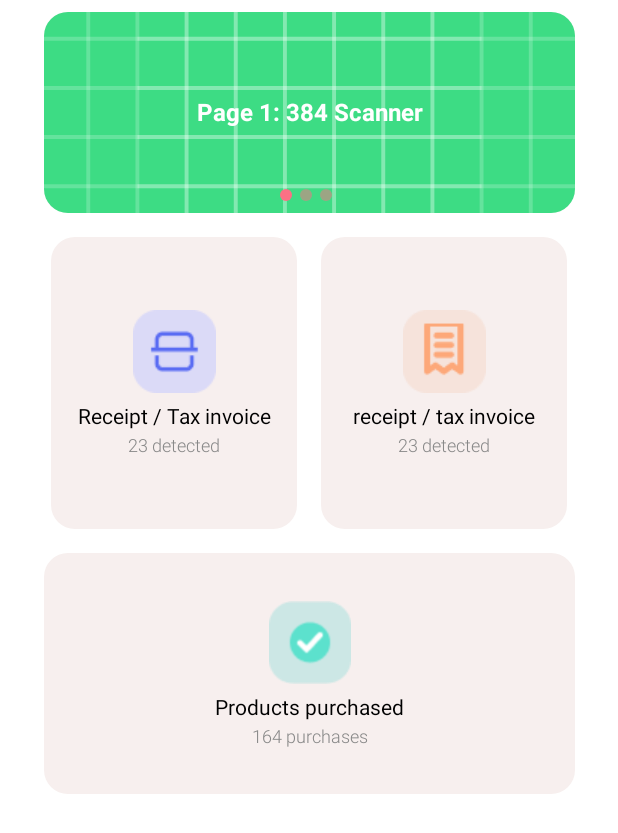
After one commit to D-Arshad-Dazai-Dimash/SmartCartProject, an Android app built with Jetpack Compose: the @Preview function ActionButtons, on a phone screen of 412 x 824 dp. The commit adds this screen. Shown: the top 833 px of the screen. Run offline under Robolectric (Android 15) with nearby library versions, the phone set to English and light mode, and no system bars; our stand-ins replace accompanist.

Commit message:
Home Page Without FireBase and bottom navigation bar

```diff
--- a/app/build.gradle.kts
+++ b/app/build.gradle.kts
@@ -68,5 +68,5 @@ dependencies {
     debugImplementation(libs.androidx.ui.test.manifest)
 
     implementation (libs.androidx.navigation.compose)
-
+    implementation (libs.accompanist.pager)
 }
--- a/app/src/main/java/com/example/myapplication/ui/Navigation.kt
+++ b/app/src/main/java/com/example/myapplication/ui/Navigation.kt
@@ -19,6 +19,6 @@ fun SetupNavGraph(navController: NavHostController) {
         }
         composable("signup") { SignUpScreen(navController) }
         composable("login") { LoginScreen(navController) }
-        composable("home") { HomeScreen(navController) }
+        composable("home") { HomeScreen() }
     }
 }
--- /dev/null
+++ b/app/src/main/java/com/example/myapplication/ui/components/HomeScreen/ActionButtons.kt
@@ -0,0 +1,66 @@
+package com.example.myapplication.ui.components.HomeScreen
+
+import androidx.compose.foundation.layout.Arrangement
+import androidx.compose.foundation.layout.Column
+import androidx.compose.foundation.layout.Row
+import androidx.compose.foundation.layout.fillMaxWidth
+import androidx.compose.foundation.layout.padding
+import androidx.compose.runtime.Composable
+import androidx.compose.ui.Alignment
+import androidx.compose.ui.Modifier
+import androidx.compose.ui.res.painterResource
+import androidx.compose.ui.tooling.preview.Preview
+import androidx.compose.ui.unit.dp
+import com.example.myapplication.R
+
+@Preview(showBackground = true)
+@Composable
+fun ActionButtons() {
+    Column(
+        modifier = Modifier.fillMaxWidth(),
+        horizontalAlignment = Alignment.CenterHorizontally,
+//        verticalArrangement = Arrangement.spacedBy(13.dp)
+
+    ) {
+        ActionCard(
+            label = "Scan a product",
+            count = "384 Scanner",
+            isSwappable = true,
+            pagerItems = listOf(
+                "Page 1: 384 Scanner",
+                "Page 2: Product Details",
+                "Page 3: Next Step"
+            ),
+            backgroundImages = listOf(
+                painterResource(id = R.drawable.ic_launcher_background), // Replace with actual image resources
+                painterResource(id = R.drawable.image_icon3), // Replace with actual image resources
+                painterResource(id = R.drawable.image_icon)  // Replace with actual image resources
+            ),
+            cardWidth = 370.dp,
+            cardHeight = 150.dp
+        )
+        Row {
+            ActionCard(
+                label = "Receipt / Tax invoice",
+                count = "23 detected",
+                icon = painterResource(id = R.drawable.image_icon),
+                cardWidth = 180.16.dp,
+                cardHeight = 210.82.dp
+            )
+            ActionCard(
+                label = "receipt / tax invoice",
+                count = "23 detected",
+                icon = painterResource(id = R.drawable.image_icon3),
+                cardWidth = 180.16.dp,
+                cardHeight =  210.82.dp
+            )
+        }
+        ActionCard(
+            label = "Products purchased",
+            count = "164 purchases",
+            icon = painterResource(id = R.drawable.image_icon2),
+            cardWidth = 370.dp,
+            cardHeight = 176.82.dp
+        )
+    }
+}
--- /dev/null
+++ b/app/src/main/java/com/example/myapplication/ui/components/HomeScreen/ActionCard.kt
@@ -0,0 +1,178 @@
+package com.example.myapplication.ui.components.HomeScreen
+
+import androidx.compose.foundation.Image
+import androidx.compose.foundation.background
+import androidx.compose.foundation.layout.Arrangement
+import androidx.compose.foundation.layout.Box
+import androidx.compose.foundation.layout.Column
+import androidx.compose.foundation.layout.Row
+import androidx.compose.foundation.layout.Spacer
+import androidx.compose.foundation.layout.fillMaxSize
+import androidx.compose.foundation.layout.fillMaxWidth
+import androidx.compose.foundation.layout.height
+import androidx.compose.foundation.layout.padding
+import androidx.compose.foundation.layout.size
+import androidx.compose.foundation.layout.width
+import androidx.compose.foundation.shape.CircleShape
+import androidx.compose.foundation.shape.RoundedCornerShape
+import androidx.compose.material3.Card
+import androidx.compose.material3.CardDefaults
+import androidx.compose.material3.Text
+import androidx.compose.runtime.Composable
+import androidx.compose.ui.Alignment
+import androidx.compose.ui.Modifier
+import androidx.compose.ui.draw.clip
+import androidx.compose.ui.graphics.Color
+import androidx.compose.ui.graphics.painter.Painter
+import androidx.compose.ui.layout.ContentScale
+import androidx.compose.ui.text.TextStyle
+import androidx.compose.ui.text.font.FontWeight
+import androidx.compose.ui.unit.Dp
+import androidx.compose.ui.unit.dp
+import androidx.compose.ui.unit.sp
+import com.google.accompanist.pager.ExperimentalPagerApi
+import com.google.accompanist.pager.HorizontalPager
+import com.google.accompanist.pager.rememberPagerState
+
+@OptIn(ExperimentalPagerApi::class)
+@Composable
+fun ActionCard(
+    label: String,
+    count: String,
+    cardHeight: Dp = 100.dp,
+    cardWidth: Dp = 200.dp,
+    isSwappable: Boolean = false,  // New parameter to enable swipe functionality
+    pagerItems: List<String> = emptyList(),  // List of items for the pager
+    backgroundImages: List<Painter> = emptyList(),  // List of background images for the swipeable pager
+    icon: Painter? = null  // New parameter for the icon
+) {
+    Card(
+        modifier = Modifier
+            .height(cardHeight)
+            .width(cardWidth)
+            .padding(8.dp),
+        shape = RoundedCornerShape(16.dp),
+        colors = CardDefaults.cardColors(
+            containerColor = Color(0xFFF7EFEE),
+            disabledContentColor = Color(0xFFF7EFEE),
+            contentColor = Color(0xFFF7EFEE),
+            disabledContainerColor = Color(0xFFF7EFEE)
+        )
+    ) {
+        Box(
+            modifier = Modifier.fillMaxSize()
+        ) {
+            // If it's swappable, show the pager content
+            if (isSwappable && pagerItems.isNotEmpty()) {
+                SwipeablePager(pagerItems = pagerItems , backgroundImages)
+            } else {
+                // Non-swappable card content (icon and text)
+                Column(
+                    modifier = Modifier
+                        .fillMaxSize()
+                        .padding(16.dp),
+                    horizontalAlignment = Alignment.CenterHorizontally,
+                    verticalArrangement = Arrangement.Center
+                ) {
+                    // Display icon (if provided)
+                    icon?.let {
+                        Image(
+                            painter = it,
+                            contentDescription = null,
+                            modifier = Modifier.size(55.dp),  // Image size 55x55
+                            contentScale = ContentScale.Fit
+                        )
+                    }
+                    Spacer(modifier = Modifier.height(8.dp))  // Space between icon and text
+                    // Display label (text)
+                    Text(
+                        text = label,
+                        style = TextStyle(
+                            fontSize = 14.sp,
+                            fontWeight = FontWeight.Normal,
+                            color = Color.Black
+                        )
+                    )
+                    Spacer(modifier = Modifier.height(4.dp))  // Space between label and count
+                    // Display count (text)
+                    Text(
+                        text = count,
+                        style = TextStyle(
+                            fontSize = 12.sp,
+                            fontWeight = FontWeight.Light,
+                            color = Color.Gray
+                        )
+                    )
+                }
+            }
+
+            // If it's swappable, add page indicators at the bottom of the card
+            if (isSwappable && pagerItems.isNotEmpty()) {
+                Box(
+                    modifier = Modifier
+                        .align(Alignment.BottomCenter) // Align the dots at the bottom center of the card
+                        .padding(bottom = 8.dp)
+                ) {
+                    PagerIndicators(pagerItemCount = pagerItems.size)
+                }
+            }
+        }
+    }
+}
+
+@OptIn(ExperimentalPagerApi::class)
+@Composable
+fun PagerIndicators(pagerItemCount: Int) {
+    val pagerState = rememberPagerState()
+    Row(
+        modifier = Modifier
+            .fillMaxWidth()
+            .padding(top = 8.dp),
+        horizontalArrangement = Arrangement.Center
+    ) {
+        repeat(pagerItemCount) { index ->
+            val dotColor = if (index == pagerState.currentPage) Color(0xffFB7185) else Color(0xffFB7185).copy(0.5f)
+            Box(
+                modifier = Modifier
+                    .size(8.dp)
+                    .clip(CircleShape)
+                    .background(dotColor)
+                    .padding(2.dp)
+            )
+            Spacer(modifier = Modifier.padding(end = 5.28.dp))
+        }
+    }
+}
+
+@OptIn(ExperimentalPagerApi::class)
+@Composable
+fun SwipeablePager(pagerItems: List<String>, backgroundImages: List<Painter>) {
+    val pagerState = rememberPagerState()
+
+    HorizontalPager(
+        count = pagerItems.size,
+        state = pagerState,
+        modifier = Modifier.fillMaxSize()
+    ) { page ->
+        // Display the content of each page in the pager
+        Box(
+            contentAlignment = Alignment.Center,
+            modifier = Modifier.fillMaxSize()
+        ) {
+            Image(
+                painter = backgroundImages[page],
+                contentDescription = "Card Background",
+                modifier = Modifier.fillMaxSize(),
+                contentScale = ContentScale.Crop
+            )
+            Text(
+                text = pagerItems[page],
+                style = TextStyle(
+                    fontSize = 16.sp,
+                    fontWeight = FontWeight.Bold,
+                    color = Color.White
+                )
+            )
+        }
+    }
+}
--- a/app/src/main/java/com/example/myapplication/ui/screens/LoginScreen.kt
+++ b/app/src/main/java/com/example/myapplication/ui/screens/LoginScreen.kt
@@ -49,8 +49,7 @@ fun LoginScreen(navController: NavController) {
     var passwordError by remember { mutableStateOf("") }
     var isPasswordCorrect by remember { mutableStateOf(true) }
 
-    // Simulate a simple password check (replace this with actual authentication logic)
-    val correctPassword = "002016Zhh" // Simulated correct password for demonstration purposes
+    val correctPassword = "002016Zhh+"
 
     // Validate the password
     fun validatePassword() {
--- a/gradle/libs.versions.toml
+++ b/gradle/libs.versions.toml
@@ -1,4 +1,5 @@
 [versions]
+accompanistPager = "0.25.1"
 agp = "8.6.0"
 kotlin = "1.9.0"
 coreKtx = "1.16.0"
@@ -11,6 +12,7 @@ composeBom = "2024.04.01"
 navigationCompose = "2.8.9"
 
 [libraries]
+accompanist-pager = { module = "com.google.accompanist:accompanist-pager", version.ref = "accompanistPager" }
 androidx-core-ktx = { group = "androidx.core", name = "core-ktx", version.ref = "coreKtx" }
 androidx-navigation-compose = { module = "androidx.navigation:navigation-compose", version.ref = "navigationCompose" }
 junit = { group = "junit", name = "junit", version.ref = "junit" }
```
Also changed, not shown: app/src/main/java/com/example/myapplication/ui/components/HomeScreen/BottomNavigationBar.kt (added, +36 -0 lines), app/src/main/java/com/example/myapplication/ui/components/HomeScreen/Header.kt (added, +66 -0 lines), app/src/main/java/com/example/myapplication/ui/components/HomeScreen/WelcomeMessage.kt (added, +58 -0 lines), app/src/main/java/com/example/myapplication/ui/screens/HomeScreen.kt (+32 -50 lines), app/src/main/res/drawable/ellipse.png (added), app/src/main/res/drawable/image_icon.png (added), app/src/main/res/drawable/image_icon2.png (added), app/src/main/res/drawable/image_icon3.png (added).
